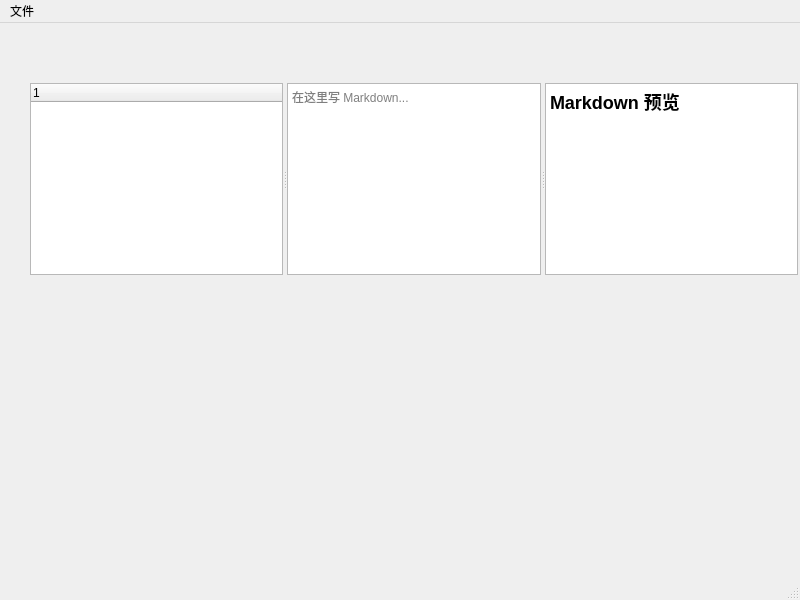
Qt form mainwindow.ui (SS-R-in/MossNote) before a commit.
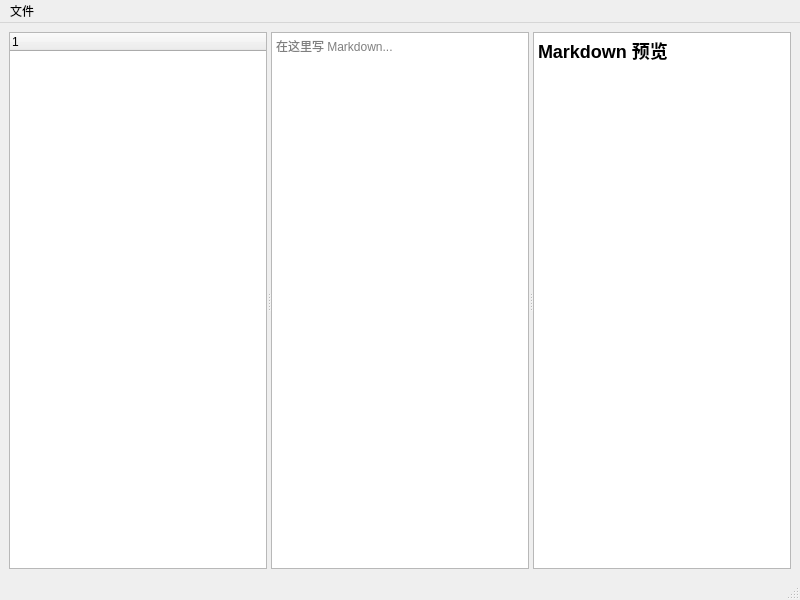
The same form after that commit.

Commit message: fix: make note workspace resize with window

The edit to the form file:
```diff
--- a/mainwindow.ui
+++ b/mainwindow.ui
@@ -14,15 +14,9 @@
    <string>MainWindow</string>
   </property>
   <widget class="QWidget" name="centralwidget">
+   <layout class="QHBoxLayout" name="horizontalLayout">
+    <item>
    <widget class="QSplitter" name="splitter">
-    <property name="geometry">
-     <rect>
-      <x>30</x>
-      <y>60</y>
-      <width>768</width>
-      <height>192</height>
-     </rect>
-    </property>
     <property name="orientation">
      <enum>Qt::Orientation::Horizontal</enum>
     </property>
@@ -51,6 +45,8 @@
      </property>
     </widget>
    </widget>
+    </item>
+   </layout>
   </widget>
   <widget class="QStatusBar" name="statusbar"/>
   <widget class="QMenuBar" name="menuBar">
```
Lines whose indentation alone changed are shown as unchanged.
